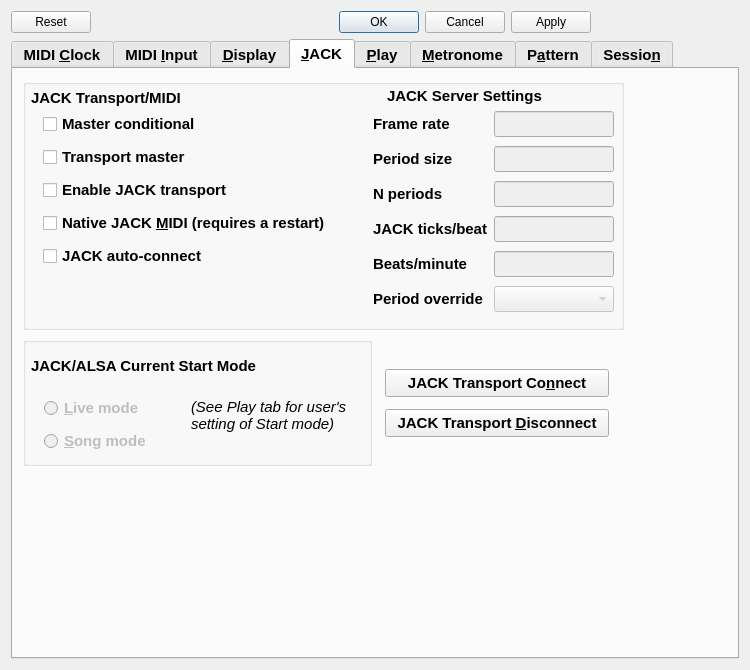
ahlstromcj/seq66, file seq_qt5/forms/qseditoptions.ui: the form before one commit.
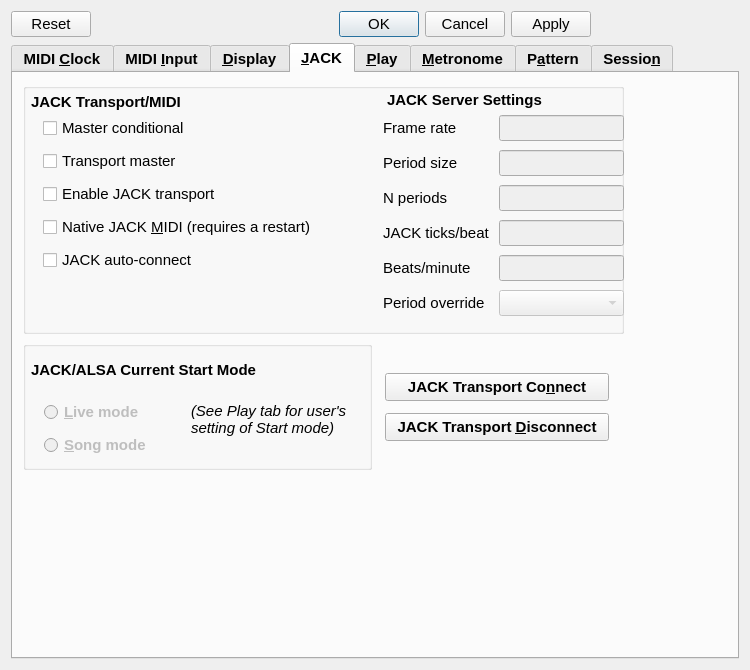
The form after the commit. The open tabs and pages were chosen to show the change.

```diff
--- a/seq_qt5/forms/qseditoptions.ui
+++ b/seq_qt5/forms/qseditoptions.ui
@@ -10,6 +10,11 @@
     <height>670</height>
    </rect>
   </property>
+  <property name="font">
+   <font>
+    <pointsize>11</pointsize>
+   </font>
+  </property>
   <property name="windowTitle">
    <string>Preferences</string>
   </property>
@@ -1555,7 +1560,7 @@
        <widget class="QWidget" name="layoutWidgetJackServer">
         <property name="geometry">
          <rect>
-          <x>350</x>
+          <x>360</x>
           <y>29</y>
           <width>241</width>
           <height>212</height>
@@ -1564,6 +1569,12 @@
         <layout class="QGridLayout" name="gridLayout_5" columnstretch="7,8">
          <item row="0" column="0">
           <widget class="QLabel" name="label_12">
+           <property name="font">
+            <font>
+             <pointsize>11</pointsize>
+             <bold>false</bold>
+            </font>
+           </property>
            <property name="text">
             <string>Frame rate</string>
            </property>
@@ -1574,6 +1585,12 @@
            <property name="enabled">
             <bool>false</bool>
            </property>
+           <property name="font">
+            <font>
+             <pointsize>11</pointsize>
+             <bold>false</bold>
+            </font>
+           </property>
            <property name="toolTip">
             <string>The number of JACK frames per second.
 48000 Hz by default.</string>
@@ -1582,6 +1599,12 @@
          </item>
          <item row="1" column="0">
           <widget class="QLabel" name="label_13">
+           <property name="font">
+            <font>
+             <pointsize>11</pointsize>
+             <bold>false</bold>
+            </font>
+           </property>
            <property name="text">
             <string>Period size</string>
            </property>
@@ -1592,6 +1615,12 @@
            <property name="enabled">
             <bool>false</bool>
            </property>
+           <property name="font">
+            <font>
+             <pointsize>11</pointsize>
+             <bold>false</bold>
+            </font>
+           </property>
            <property name="toolTip">
             <string>The number of frames in a period.  A period
 is a &quot;cycle&quot;, and is the number of frames in
@@ -1602,6 +1631,12 @@
          </item>
          <item row="2" column="0">
           <widget class="QLabel" name="label_15">
+           <property name="font">
+            <font>
+             <pointsize>11</pointsize>
+             <bold>false</bold>
+            </font>
+           </property>
            <property name="text">
             <string>N periods</string>
            </property>
@@ -1612,6 +1647,12 @@
            <property name="enabled">
             <bool>false</bool>
            </property>
+           <property name="font">
+            <font>
+             <pointsize>11</pointsize>
+             <bold>false</bold>
+            </font>
+           </property>
            <property name="toolTip">
             <string>The number of ALSA periods, 2 by default,
 3 recommended for USB.  Also called &quot;latency&quot;.
@@ -1622,6 +1663,12 @@
          </item>
          <item row="3" column="0">
           <widget class="QLabel" name="label_16">
+           <property name="font">
+            <font>
+             <pointsize>11</pointsize>
+             <bold>false</bold>
+            </font>
+           </property>
            <property name="text">
             <string>JACK ticks/beat</string>
            </property>
@@ -1632,6 +1679,12 @@
            <property name="enabled">
             <bool>false</bool>
            </property>
+           <property name="font">
+            <font>
+             <pointsize>11</pointsize>
+             <bold>false</bold>
+            </font>
+           </property>
            <property name="toolTip">
             <string>Indicates the number of JACK ticks per
 beat, normally PPQN/10.</string>
@@ -1640,6 +1693,12 @@
          </item>
          <item row="4" column="0">
           <widget class="QLabel" name="label_17">
+           <property name="font">
+            <font>
+             <pointsize>11</pointsize>
+             <bold>false</bold>
+            </font>
+           </property>
            <property name="text">
             <string>Beats/minute</string>
            </property>
@@ -1650,6 +1709,12 @@
            <property name="enabled">
             <bool>false</bool>
            </property>
+           <property name="font">
+            <font>
+             <pointsize>11</pointsize>
+             <bold>false</bold>
+            </font>
+           </property>
            <property name="toolTip">
             <string>JACK's current beats/minute setting.</string>
            </property>
@@ -1657,6 +1722,12 @@
          </item>
          <item row="5" column="0">
           <widget class="QLabel" name="label_18">
+           <property name="font">
+            <font>
+             <pointsize>11</pointsize>
+             <bold>false</bold>
+            </font>
+           </property>
            <property name="text">
             <string>Period override</string>
            </property>
@@ -1667,6 +1738,12 @@
            <property name="enabled">
             <bool>false</bool>
            </property>
+           <property name="font">
+            <font>
+             <pointsize>11</pointsize>
+             <bold>false</bold>
+            </font>
+           </property>
           </widget>
          </item>
         </layout>
@@ -1709,13 +1786,19 @@
         <rect>
          <x>30</x>
          <y>40</y>
-         <width>323</width>
+         <width>339</width>
          <height>166</height>
         </rect>
        </property>
        <layout class="QVBoxLayout" name="vertLayoutJackTransportMidi">
         <item>
          <widget class="QCheckBox" name="chkJackConditional">
+          <property name="font">
+           <font>
+            <pointsize>11</pointsize>
+            <bold>false</bold>
+           </font>
+          </property>
           <property name="toolTip">
            <string>Sets Seq66 as the MIDI Master if no master exists.</string>
           </property>
@@ -1726,6 +1809,12 @@
         </item>
         <item>
          <widget class="QCheckBox" name="chkJackMaster">
+          <property name="font">
+           <font>
+            <pointsize>11</pointsize>
+            <bold>false</bold>
+           </font>
+          </property>
           <property name="toolTip">
            <string>Sets Seq66 as the MIDI Master.</string>
           </property>
@@ -1736,6 +1825,12 @@
         </item>
         <item>
          <widget class="QCheckBox" name="chkJackTransport">
+          <property name="font">
+           <font>
+            <pointsize>11</pointsize>
+            <bold>false</bold>
+           </font>
+          </property>
           <property name="toolTip">
            <string>Turns on Seq66 JACK transport as a client.</string>
           </property>
@@ -1746,6 +1841,12 @@
         </item>
         <item>
          <widget class="QCheckBox" name="chkJackNative">
+          <property name="font">
+           <font>
+            <pointsize>11</pointsize>
+            <bold>false</bold>
+           </font>
+          </property>
           <property name="toolTip">
            <string>Requests Seq66 to use the JACK system if it is running.
 Otherwise, ALSA is used.</string>
@@ -1757,6 +1858,12 @@
         </item>
         <item>
          <widget class="QCheckBox" name="chkJackAutoConnect">
+          <property name="font">
+           <font>
+            <pointsize>11</pointsize>
+            <bold>false</bold>
+           </font>
+          </property>
           <property name="toolTip">
            <string>If checked (the default), then Seq66 automatically
 connects to the MIDI I/O ports it finds.</string>
```
Left out of the diff: 242 changed lines with no effect on the pictures.
